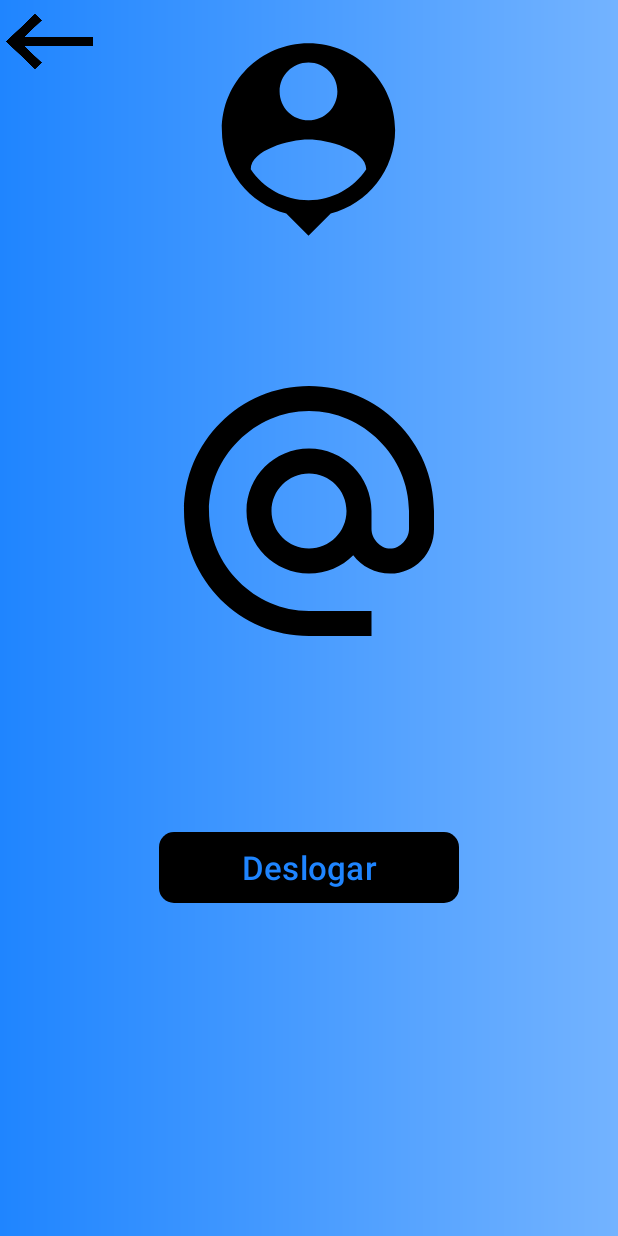
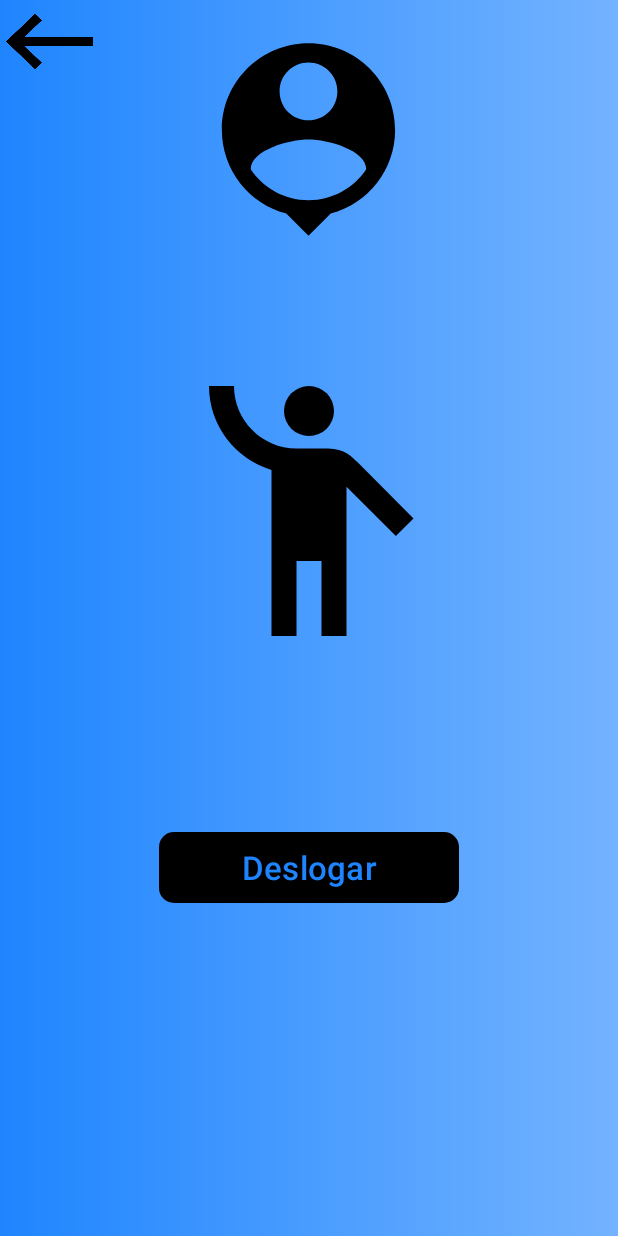
Before and after one commit to DhominySan/Dragg, an Android app: the layout activity_outros.xml on its own in the app's theme, with its tools: preview values and no code run, on a phone screen of 412 x 824 dp. Run offline under Robolectric (Android 15) with nearby library versions, the phone set to English and light mode, and no system bars.

```diff
--- a/app/src/main/res/layout/activity_outros.xml
+++ b/app/src/main/res/layout/activity_outros.xml
@@ -28,7 +28,7 @@
         android:layout_width="200dp"
         android:layout_below="@id/emailTextView"
         android:layout_height="200dp"
-        android:src="@drawable/demail"
+        android:src="@drawable/ic_pessoa"
         android:layout_centerInParent="true" />
 
 
```
